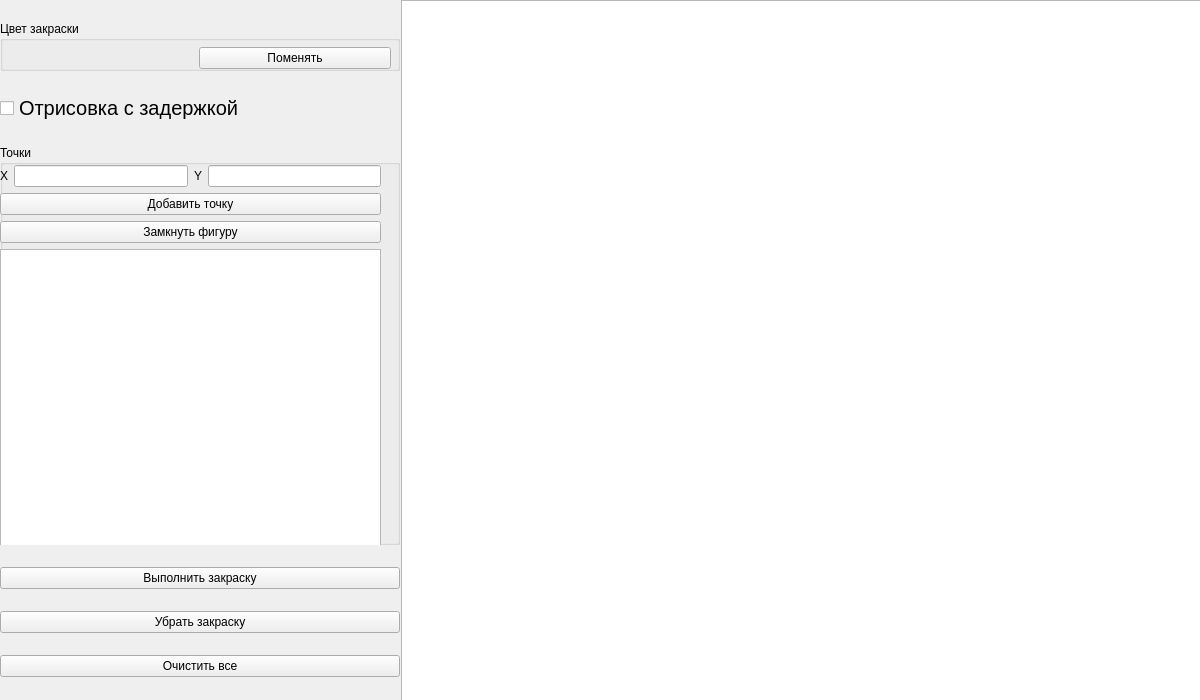
Old version of the form Computer_graphics/lab_05/mainwindow.ui in the repository SerPan23/BMSTU_SEM_4.
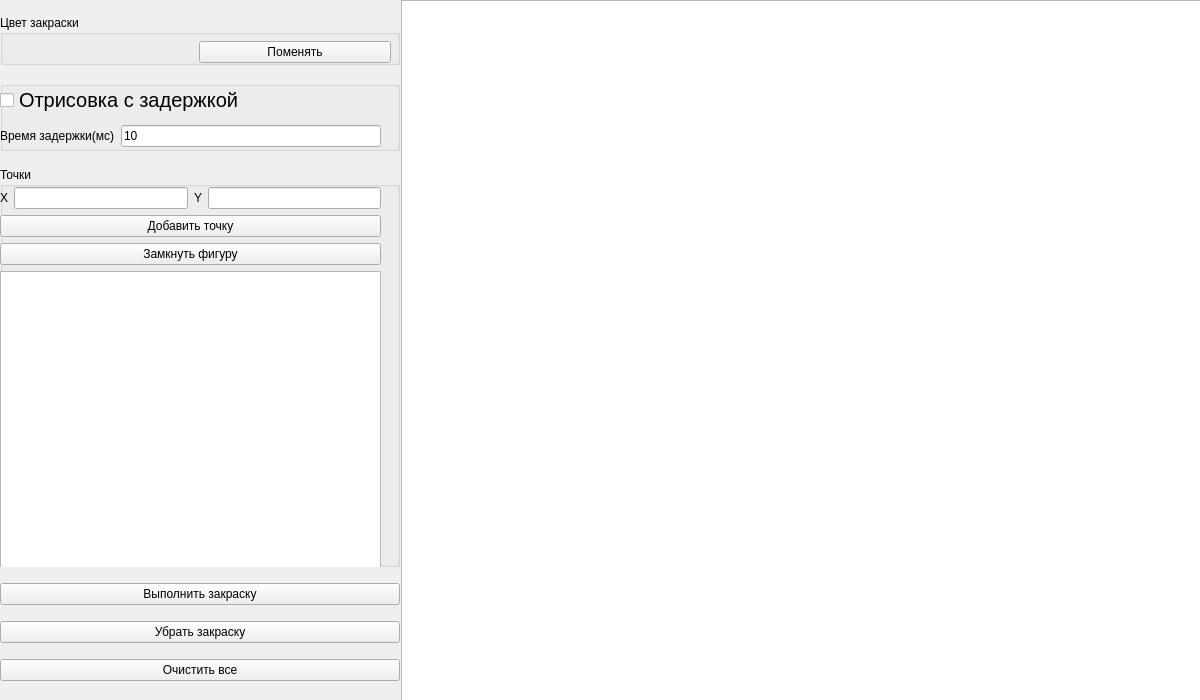
New version of the form.

Diff of the .ui file:
```diff
--- a/Computer_graphics/lab_05/mainwindow.ui
+++ b/Computer_graphics/lab_05/mainwindow.ui
@@ -68,6 +68,27 @@
         </widget>
        </item>
        <item>
+        <widget class="QGroupBox" name="groupBox_3">
+         <property name="maximumSize">
+          <size>
+           <width>16777215</width>
+           <height>70</height>
+          </size>
+         </property>
+         <property name="title">
+          <string/>
+         </property>
+         <widget class="QWidget" name="verticalLayoutWidget">
+          <property name="geometry">
+           <rect>
+            <x>0</x>
+            <y>0</y>
+            <width>381</width>
+            <height>71</height>
+           </rect>
+          </property>
+          <layout class="QVBoxLayout" name="verticalLayout">
+           <item>
         <widget class="QCheckBox" name="is_delay">
          <property name="font">
           <font>
@@ -80,6 +101,28 @@
          <property name="tristate">
           <bool>false</bool>
          </property>
+            </widget>
+           </item>
+           <item>
+            <layout class="QHBoxLayout" name="horizontalLayout_4">
+             <item>
+              <widget class="QLabel" name="label_3">
+               <property name="text">
+                <string>Время задержки(мс)</string>
+               </property>
+              </widget>
+             </item>
+             <item>
+              <widget class="QLineEdit" name="delay_time">
+               <property name="text">
+                <string>10</string>
+               </property>
+              </widget>
+             </item>
+            </layout>
+           </item>
+          </layout>
+         </widget>
         </widget>
        </item>
        <item>
```
Lines whose indentation alone changed are shown as unchanged.
